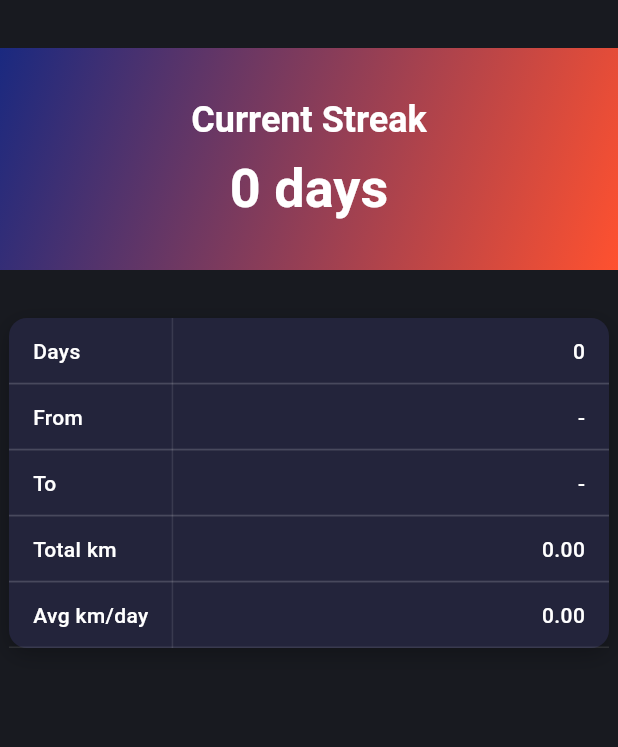
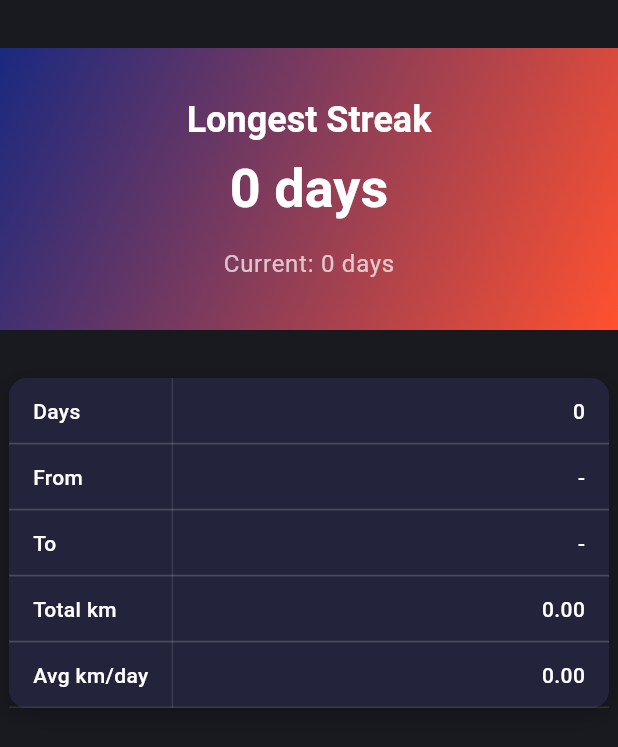
Before and after one commit to Germain-Ma/streakfreak, a Flutter app: the StreakScreen screen opened directly, on a phone screen of 412 x 824 dp. Shown: the top 747 px of the screen. Run offline on Flutter 3.47's test engine with Material 3 defaults, Android fonts, the phone set to English and light mode, and no system bars; our stand-ins replace csv, fl_chart, flutter_map, latlong2, shared_preferences, supabase_flutter and 1 more; missing offline and left inert: dart:html, file_selector; accounts and stored records are empty.

Commit message:
Fix widget unmounted error and show longest streak instead of current streak

```diff
--- a/lib/providers/run_provider.dart
+++ b/lib/providers/run_provider.dart
@@ -68,6 +68,37 @@ class RunProvider extends ChangeNotifier {
       }
     }
     return streak;
+  }
+
+  // Get the longest streak ever achieved
+  int get longestStreak {
+    final r = runs;
+    if (r.isEmpty) return 0;
+
+    // Sort by date (oldest first)
+    r.sort((a, b) => a.date.compareTo(b.date));
+
+    int currentStreak = 1;
+    int longestStreak = 1;
+
+    for (int i = 1; i < r.length; i++) {
+      final diff = r[i].date.difference(r[i - 1].date).inDays;
+      if (diff == 1) {
+        currentStreak++;
+        if (currentStreak > longestStreak) {
+          longestStreak = currentStreak;
+        }
+      } else {
+        currentStreak = 1;
+      }
+    }
+
+    return longestStreak;
+  }
+
+  // Get current streak (consecutive days from most recent run)
+  int get currentStreak {
+    return streak; // This is the existing logic
   }
 
   double get totalKm {
--- a/lib/screens/strava_webview_screen.dart
+++ b/lib/screens/strava_webview_screen.dart
@@ -129,24 +129,39 @@ class _StravaWebViewScreenState extends State<StravaWebViewScreen> {
     final uri = Uri.parse(url);
     final code = uri.queryParameters['code'];
     final state = uri.queryParameters['state'];
+
+    if (!mounted) return; // Check if widget is still mounted
+
     setState(() => _isLoading = true);
+
     if (code == null || code.isEmpty) {
+      if (!mounted) return;
       ScaffoldMessenger.of(context).showSnackBar(
         SnackBar(content: Text('Error: Missing code parameter in Strava redirect. Please try again.')),
       );
       return;
     }
+
     try {
       // Exchange code for token
       final token = await _stravaService.exchangeCodeForToken(code);
+
+      if (!mounted) return; // Check again after async operation
+
       if (token != null && !token.startsWith('Error:')) {
         try {
           final runProvider = Provider.of<RunProvider>(context, listen: false);
           await runProvider.loadRuns(); // Always fetch from Supabase first
           await runProvider.importFromStrava(); // Then sync with Strava
+
+          if (!mounted) return; // Check after async operations
+
           // Wait for GPS extraction
           final locationProvider = Provider.of<LocationProvider>(context, listen: false);
           await locationProvider.refresh();
+
+          if (!mounted) return; // Check after async operations
+
           // Count total and GPS activities
           int gpsCount = 0;
           int total = 0;
@@ -161,12 +176,16 @@ class _StravaWebViewScreenState extends State<StravaWebViewScreen> {
             }
           } catch (e) {
           }
+
+          if (!mounted) return; // Final check before setState
+
           setState(() {
             _isSuccess = true;
             _isLoading = false;
             _total = total;
             _gps = gpsCount;
           });
+
           if (widget.onImportComplete != null) {
             widget.onImportComplete!();
           }
@@ -174,11 +193,13 @@ class _StravaWebViewScreenState extends State<StravaWebViewScreen> {
           throw e; // Re-throw to be caught by outer try-catch
         }
       } else {
+        if (!mounted) return;
         ScaffoldMessenger.of(context).showSnackBar(
           SnackBar(content: Text('Failed to connect to Strava: ${token ?? "Unknown error"}')),
         );
       }
     } catch (e, stack) {
+      if (!mounted) return;
       ScaffoldMessenger.of(context).showSnackBar(
         SnackBar(content: Text('Error importing from Strava: $e')),
       );
--- a/lib/screens/streak_screen.dart
+++ b/lib/screens/streak_screen.dart
@@ -9,11 +9,12 @@ class StreakScreen extends StatelessWidget {
   @override
   Widget build(BuildContext context) {
     final runProvider = Provider.of<RunProvider>(context);
+    final longestStreak = runProvider.longestStreak;
     final currentStreak = runProvider.currentStreak;
-    final currentStreakFirstDay = runProvider.currentStreakFirstDay;
-    final currentStreakLastDay = runProvider.currentStreakLastDay;
-    final currentStreakTotalKm = runProvider.currentStreakTotalKm;
-    final currentStreakAvgKm = runProvider.currentStreakAvgKm;
+    final totalKm = runProvider.totalKm;
+    final avgKmPerDay = runProvider.avgKmPerDay;
+    final firstDay = runProvider.firstDay;
+    final lastDay = runProvider.runs.isNotEmpty ? runProvider.runs.first.date : null;
 
     return Scaffold(
       backgroundColor: const Color(0xFF181A20),
@@ -44,24 +45,29 @@ class StreakScreen extends StatelessWidget {
                       crossAxisAlignment: CrossAxisAlignment.center,
                       children: [
                         Text(
-                          'Current Streak',
+                          'Longest Streak',
                           style: Theme.of(context).textTheme.headlineSmall?.copyWith(fontWeight: FontWeight.bold, color: Colors.white),
                         ),
                         const SizedBox(height: 8),
                         Text(
-                          '$currentStreak days',
+                          '$longestStreak days',
                           style: Theme.of(context).textTheme.displaySmall?.copyWith(fontWeight: FontWeight.bold, color: Colors.white),
+                        ),
+                        const SizedBox(height: 16),
+                        Text(
+                          'Current: $currentStreak days',
+                          style: Theme.of(context).textTheme.bodyLarge?.copyWith(color: Colors.white70),
                         ),
                       ],
                     ),
                   ),
                   const SizedBox(height: 32),
                   _buildStreakTable([
-                    ['Days', currentStreak],
-                    ['From', currentStreakFirstDay != null ? DateFormat.yMMMd().format(currentStreakFirstDay) : '-'],
-                    ['To', currentStreakLastDay != null ? DateFormat.yMMMd().format(currentStreakLastDay) : '-'],
-                    ['Total km', currentStreakTotalKm.toStringAsFixed(2)],
-                    ['Avg km/day', currentStreakAvgKm.toStringAsFixed(2)],
+                    ['Days', longestStreak],
+                    ['From', firstDay != null ? DateFormat.yMMMd().format(firstDay) : '-'],
+                    ['To', lastDay != null ? DateFormat.yMMMd().format(lastDay) : '-'],
+                    ['Total km', totalKm.toStringAsFixed(2)],
+                    ['Avg km/day', avgKmPerDay.toStringAsFixed(2)],
                   ]),
                 ],
               ),
```
